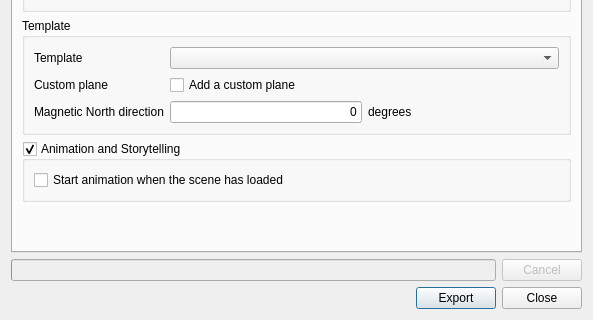
This is ui/exporttowebdialog.ui in minorua/Qgis2threejs as Qt 5 draws it before an edit; both pictures show x 0 to 593 and y 205 to 525 of the 593 by 525 pixel window. The edited form follows.
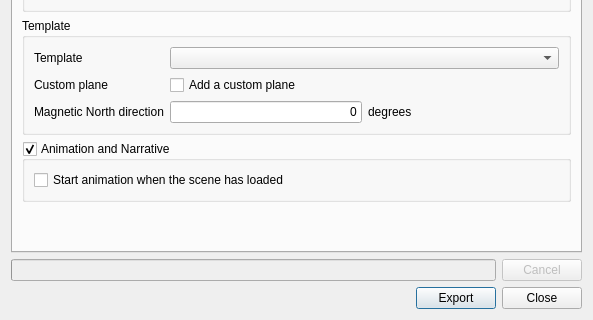
This is the edited form.

Commit message: web export: rename animation and storytelling option to animation and narrative

What changed in the file:
```diff
--- a/ui/exporttowebdialog.ui
+++ b/ui/exporttowebdialog.ui
@@ -202,7 +202,7 @@
        <item>
         <widget class="QGroupBox" name="groupBox_Animation">
          <property name="title">
-          <string>Animation and Storytelling</string>
+          <string>Animation and Narrative</string>
          </property>
          <property name="checkable">
           <bool>true</bool>
```
The commit also changes 1 other file.
